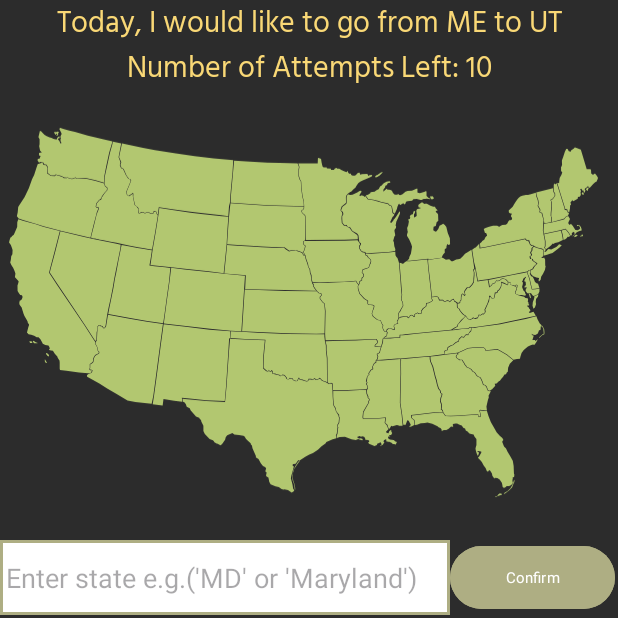
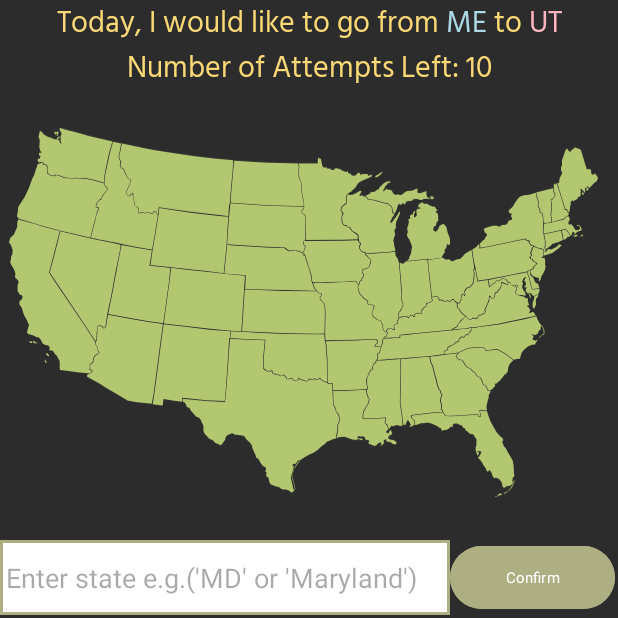
Before and after one commit to Treez233/TravelUSA, an Android app: the screen it shows after launch (MainActivity), after a tap on "Start", on a phone screen of 412 x 824 dp, the top half of it. Run offline under Robolectric (Android 15) with nearby library versions, the phone set to English and light mode, and no system bars; our stand-ins replace AdMob; 2 statements that could not run were skipped.

Commit message:
Added play again functionality, handled persistent data, and made minor design improvements

```diff
--- a/app/src/main/java/com/example/travelusa/Game.kt
+++ b/app/src/main/java/com/example/travelusa/Game.kt
@@ -21,6 +21,14 @@ class Game {
     private var bestStreak : Int = 0;
     private var win : Boolean = false;
 
+    fun resetGame() : Unit {
+        statesGuessed = ArrayList<String>()
+        tries = 10
+        progress = 0
+        win = false
+        startGame()
+    }
+
     val contiguousStates = arrayOf(
         "ALABAMA", "ARIZONA", "ARKANSAS", "CALIFORNIA", "COLORADO", "CONNECTICUT",
         "DELAWARE", "FLORIDA", "GEORGIA", "IDAHO", "ILLINOIS", "INDIANA", "IOWA",
@@ -43,9 +51,13 @@ class Game {
         "TX", "UT", "VT", "VA", "WA", "WV", "WI", "WY"
     )
 
-    constructor(){
+    constructor(context : Context){
         createAdj()
+
+        var pref : SharedPreferences = context.getSharedPreferences(context.packageName + "_preferences", Context.MODE_PRIVATE)
+        bestStreak = (pref.getInt(STREAK, 0))
     }
+
     private fun createAdj(){
         states = mutableListOf()
         for (str in DATASET){
--- a/app/src/main/java/com/example/travelusa/MainActivity.kt
+++ b/app/src/main/java/com/example/travelusa/MainActivity.kt
@@ -5,28 +5,23 @@ import android.content.Intent
 import android.graphics.Color
 import android.graphics.PorterDuff
 import android.graphics.PorterDuffColorFilter
-import androidx.appcompat.app.AppCompatActivity
 import android.os.Bundle
-import android.text.Editable
+import android.text.Html
 import android.text.Spannable
 import android.text.SpannableStringBuilder
 import android.text.style.ForegroundColorSpan
-import android.util.Log
 import android.view.View
 import android.widget.Button
 import android.widget.EditText
 import android.widget.ImageView
-import android.widget.LinearLayout
 import android.widget.ProgressBar
 import android.widget.TextView
 import android.widget.Toast
+import androidx.appcompat.app.AppCompatActivity
 import androidx.core.content.ContextCompat
-import androidx.vectordrawable.graphics.drawable.VectorDrawableCompat
 import com.google.android.gms.ads.AdRequest
 import com.google.android.gms.ads.AdSize
 import com.google.android.gms.ads.AdView
-import org.w3c.dom.Text
-import java.io.InputStream
 
 
 class MainActivity : AppCompatActivity() {
@@ -49,10 +44,12 @@ class MainActivity : AppCompatActivity() {
         map = findViewById(R.id.mapImageView)
         path = findViewById(R.id.path)
         progressBar = findViewById(R.id.progress_bar)
-        game = Game()
+        game = Game(this@MainActivity)
         game.startGame()
-        prompt.text = "Today, I would like to go from ${game.getStart()} to ${game.getEnd()}"
-        tries.text = "Number of Attempts Left: ${game.getTries()}"//need to change to progress bar
+        var str1 : String = getColoredSpanned(game.getStart(), "#ADD8E6")
+        var str2 : String = getColoredSpanned(game.getEnd(), "#FFB6C1")
+        prompt.text = Html.fromHtml("Today, I would like to go from " + str1 + " to " + str2, 0, null, null)
+        tries.text = "Number of Attempts Left: ${game.getTries()}"
         progressBar.max = game.getRouteLen()
         map.setColorFilter(PorterDuffColorFilter(ContextCompat.getColor(this, R.color.green), PorterDuff.Mode.SRC_IN))
         map.invalidate()
@@ -86,7 +83,14 @@ class MainActivity : AppCompatActivity() {
         if (adView != null){
             adView.resume()
         }
-        game
+
+        var str1 : String = getColoredSpanned(game.getStart(), "#ADD8E6")
+        var str2 : String = getColoredSpanned(game.getEnd(), "#FFB6C1")
+        prompt.text = Html.fromHtml("Today, I would like to go from " + str1 + " to " + str2, 0, null, null)
+        tries.text = "Number of Attempts Left: ${game.getTries()}"
+        path.text = ""
+        progressBar.max = game.getRouteLen()
+        progressBar.progress = 0
     }
     override fun onDestroy() {
         if (adView != null){
@@ -147,6 +151,10 @@ class MainActivity : AppCompatActivity() {
             startActivity( intent, ActivityOptions.makeSceneTransitionAnimation(this).toBundle())
         }
     }
+
+    private fun getColoredSpanned(text: String, color: String): String {
+        return "<font color=$color>$text</font>"
+    }
     companion object {
         lateinit var game : Game
     }
--- a/app/src/main/java/com/example/travelusa/StatActivity.kt
+++ b/app/src/main/java/com/example/travelusa/StatActivity.kt
@@ -34,7 +34,7 @@ class StatActivity : AppCompatActivity() {
         if(win){
             stats.text = "Congratulations! You have won!\n Your current streak is: ${MainActivity.game.getCurrStreak()} \n Your best streak is: ${MainActivity.game.getBestStreak()}"
         }else{
-            stats.text = "Better luck next time! Unfortunately, you have lost your streak\n Your best streak is: ${MainActivity.game.getBestStreak()}"
+            stats.text = "Better luck next time!\n Your current streak is: ${MainActivity.game.getCurrStreak()} \n Your best streak is: ${MainActivity.game.getBestStreak()}"
         }
     }
     inner class ButtonHandler : View.OnClickListener{
@@ -45,11 +45,11 @@ class StatActivity : AppCompatActivity() {
             }
         }
         private fun handleYes(){
-            MainActivity.game.startGame()
+            MainActivity.game.resetGame()
             finish()
         }
         private fun handleNo(){
-            finish()
+            finishAffinity()
         }
     }
 }
```
